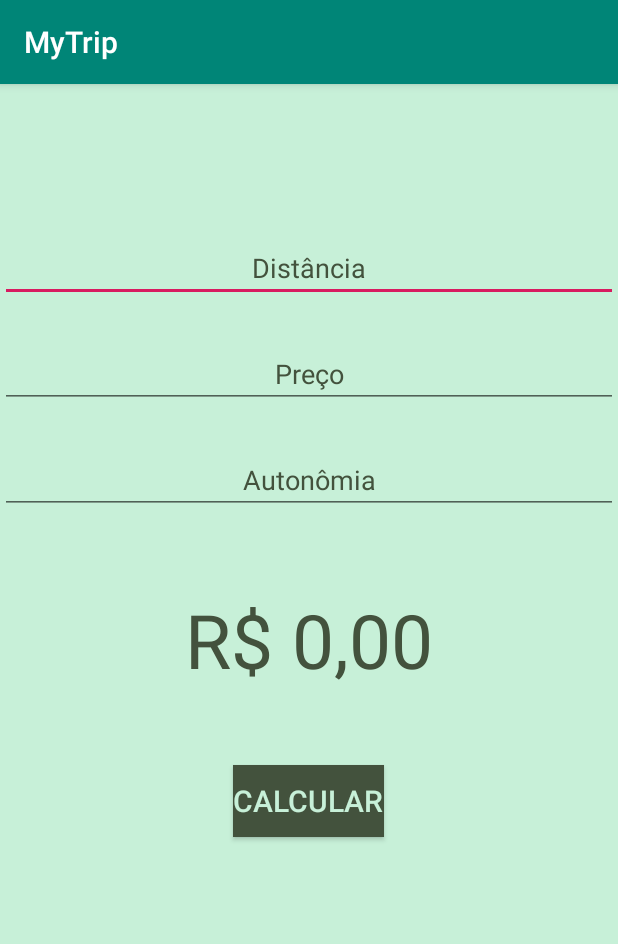
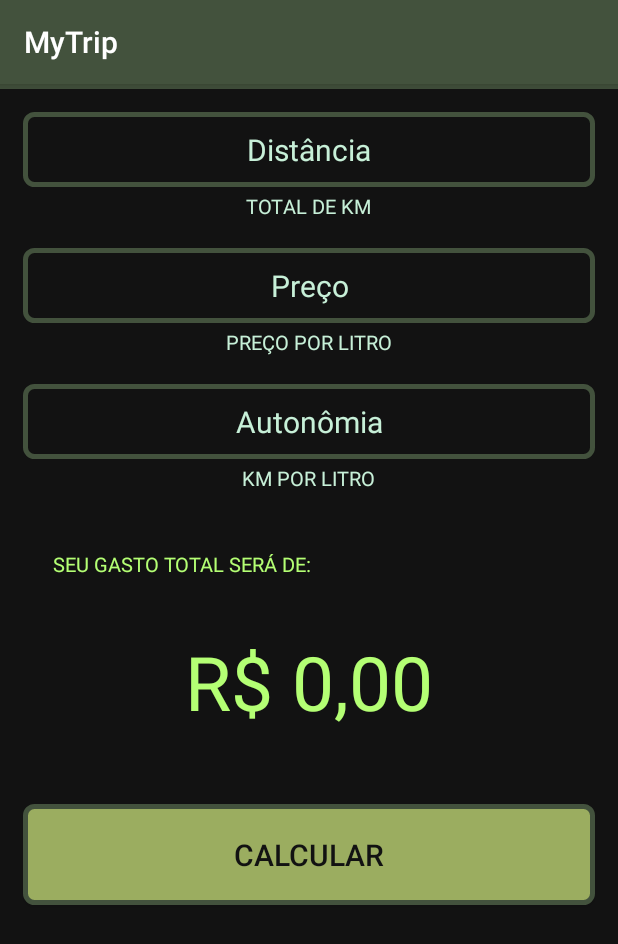
Before and after one commit to jhiltonsantos/StudyingKotlin, an Android app: the screen it shows after launch (MainActivity), on a phone screen of 412 x 824 dp. Shown: the top 944 px of the screen. Run offline under Robolectric (Android 15) with nearby library versions, the phone set to English and light mode, and no system bars.

Commit message:
Final MyTripApp

```diff
--- a/MyTripApp/app/src/main/java/com/example/mytripapp/MainActivity.kt
+++ b/MyTripApp/app/src/main/java/com/example/mytripapp/MainActivity.kt
@@ -6,8 +6,9 @@ import android.view.View
 import android.widget.Toast
 import kotlinx.android.synthetic.main.activity_main.*
 import java.lang.NumberFormatException
+import java.text.NumberFormat
 
-class MainActivity : AppCompatActivity(), View.OnClickListener{
+class MainActivity : AppCompatActivity(), View.OnClickListener {
 
     override fun onCreate(savedInstanceState: Bundle?) {
         super.onCreate(savedInstanceState)
@@ -43,7 +44,8 @@ class MainActivity : AppCompatActivity(), View.OnClickListener{
                 val price = editPrice.text.toString().toFloat()
 
                 val resultCalc = (distance * price) / autonomy
-                textValue.setText("Total: $resultCalc")
+                val strResult = NumberFormat.getCurrencyInstance().format(resultCalc)
+                textValue.setText(strResult)
 
             } catch (NFE: NumberFormatException) {
                 Toast.makeText(applicationContext, R.string.valid_value, Toast.LENGTH_LONG).show()
--- /dev/null
+++ b/MyTripApp/app/src/main/res/drawable/round_btm.xml
@@ -0,0 +1,18 @@
+<?xml version="1.0" encoding="utf-8"?>
+<shape xmlns:android="http://schemas.android.com/apk/res/android"
+    android:padding="18dp"
+    android:shape="rectangle">
+    <solid android:color="@color/colorButtonYellowDark" />
+    <stroke
+        android:width="3dp"
+        android:color="@color/colorNokia" />
+    <corners
+        android:bottomLeftRadius="6dp"
+        android:bottomRightRadius="6dp"
+        android:topLeftRadius="6dp"
+        android:topRightRadius="6dp">
+
+    </corners>
+
+
+</shape>
--- /dev/null
+++ b/MyTripApp/app/src/main/res/drawable/round_et.xml
@@ -0,0 +1,19 @@
+<?xml version="1.0" encoding="utf-8"?>
+<shape xmlns:android="http://schemas.android.com/apk/res/android"
+    android:padding="18dp"
+    android:shape="rectangle">
+    <solid android:color="@color/colorDarkGrey90" />
+
+    <stroke
+        android:width="3dp"
+        android:color="@color/colorNokia" />
+    <corners
+        android:bottomLeftRadius="6dp"
+        android:bottomRightRadius="6dp"
+        android:topLeftRadius="6dp"
+        android:topRightRadius="6dp">
+
+    </corners>
+
+
+</shape>
--- a/MyTripApp/app/src/main/res/layout/activity_main.xml
+++ b/MyTripApp/app/src/main/res/layout/activity_main.xml
@@ -1,59 +1,85 @@
 <?xml version="1.0" encoding="utf-8"?>
-<LinearLayout xmlns:android="http://schemas.android.com/apk/res/android"
+<ScrollView xmlns:android="http://schemas.android.com/apk/res/android"
     xmlns:app="http://schemas.android.com/apk/res-auto"
     xmlns:tools="http://schemas.android.com/tools"
     android:layout_width="match_parent"
     android:layout_height="match_parent"
-    android:background="@color/colorNokiaBg"
-    android:orientation="vertical"
+    android:background="@color/colorDarkGrey"
+
     tools:context=".MainActivity">
+
+    <LinearLayout
+        android:layout_width="match_parent"
+        android:layout_height="match_parent"
+        android:orientation="vertical">
+
+        <View
+            android:layout_width="match_parent"
+            android:layout_height="3dp"
+            android:background="@color/colorPrimaryDark" />
+
 
         <EditText
             android:id="@+id/editDistance"
-        android:layout_width="match_parent"
-        android:layout_height="wrap_content"
-        android:layout_marginTop="100dp"
-        android:gravity="center"
-        android:hint="@string/app_distance"
-        android:textColorHint="@color/colorNokia" />
+            style="@style/mCustomEditText"
+            android:hint="@string/app_distance" />
+
+        <TextView
+            style="@style/mCustomTextView"
+            android:text="@string/viewDistance" />
 
         <EditText
             android:id="@+id/editPrice"
-        android:layout_width="match_parent"
-        android:layout_height="wrap_content"
-        android:layout_marginTop="25dp"
-        android:gravity="center"
-        android:hint="@string/app_price"
-        android:textColorHint="@color/colorNokia" />
+            style="@style/mCustomEditText"
+            android:hint="@string/app_price" />
+
+        <TextView
+            style="@style/mCustomTextView"
+            android:text="@string/viewPrice" />
 
         <EditText
             android:id="@+id/editAutonomy"
+            style="@style/mCustomEditText"
+            android:hint="@string/app_autonomy" />
+
+        <TextView
+            style="@style/mCustomTextView"
+            android:text="@string/viewAutonomy" />
+
+
+        <TextView
             android:layout_width="match_parent"
             android:layout_height="wrap_content"
-        android:layout_marginTop="25dp"
-        android:gravity="center"
-        android:hint="@string/app_autonomy"
-        android:textColorHint="@color/colorNokia" />
+            android:layout_gravity="center"
+            android:layout_margin="35dp"
+            android:text="@string/viewSpent"
+            android:textAllCaps="true"
+            android:textColor="@color/colorGreenShiny"
+            android:textSize="13sp" />
+
 
         <TextView
             android:id="@+id/textValue"
             android:layout_width="wrap_content"
-        android:layout_height="wrap_content"
+            android:layout_height="100dp"
             android:layout_gravity="center"
-        android:layout_marginTop="50dp"
-        android:text="R$ 0,00"
-        android:textColor="@color/colorNokia"
+            android:text="@string/r_0_00"
+            android:textAllCaps="true"
+            android:textColor="@color/colorGreenShiny"
             android:textSize="50sp" />
 
         <Button
             android:id="@+id/buttonCalc"
-        android:layout_width="wrap_content"
+            android:layout_width="match_parent"
             android:layout_height="wrap_content"
             android:layout_gravity="center"
-        android:layout_marginTop="50dp"
-        android:background="@color/colorNokia"
+            android:layout_margin="15dp"
+            android:background="@drawable/round_btm"
+            android:padding="20dp"
             android:text="@string/calc"
-        android:textColor="@color/colorNokiaBg"
-        android:textSize="20sp"/>
+            android:textColor="@color/colorDarkGrey"
+            android:textSize="20sp" />
 
     </LinearLayout>
+
+</ScrollView>
--- a/MyTripApp/app/src/main/res/values/colors.xml
+++ b/MyTripApp/app/src/main/res/values/colors.xml
@@ -1,8 +1,25 @@
 <?xml version="1.0" encoding="utf-8"?>
 <resources>
-    <color name="colorPrimary">#008577</color>
-    <color name="colorPrimaryDark">#00574B</color>
-    <color name="colorAccent">#D81B60</color>
+    <color name="colorPrimary">#43523D</color>
+    <color name="colorPrimaryDark">#F243523D</color>
+    <color name="colorAccent">#43523D</color>
+    <color name="colorBlack">#000000</color>
+    <color name="colorGreen">#388063</color>
+
+    //Nokia Theme
     <color name="colorNokiaBg">#C7F0D8</color>
     <color name="colorNokia">#43523D</color>
+
+    //Material Dark Theme
+    <color name="colorDarkGrey">#121212</color>
+    <color name="colorDarkGrey90">#80121212</color>
+    <color name="colorDarkPrimary">#1F1B24</color>
+    <color name="colorDarkAAA">#1F1A24</color>
+    <color name="colorDarkAA">#332940</color>
+    <color name="colorPurpleAA">#8177a6</color>
+    <color name="colorPrimaryMaterial">#BB86FC</color>
+    <color name="colorGreenShiny">#b4ff74</color>
+    <color name="colorButtonYellowDark">#9bad60</color>
+
+
 </resources>
--- a/MyTripApp/app/src/main/res/values/strings.xml
+++ b/MyTripApp/app/src/main/res/values/strings.xml
@@ -5,4 +5,9 @@
     <string name="app_price">Preço</string>
     <string name="calc">Calcular</string>
     <string name="valid_value">Not a Valid Values</string>
+    <string name="viewDistance">Total de Km</string>
+    <string name="viewPrice">Preço por litro</string>
+    <string name="viewAutonomy">km por litro</string>
+    <string name="viewSpent">Seu gasto total será de:</string>
+    <string name="r_0_00">R$ 0,00</string>
 </resources>
--- a/MyTripApp/app/src/main/res/values/styles.xml
+++ b/MyTripApp/app/src/main/res/values/styles.xml
@@ -8,4 +8,28 @@
         <item name="colorAccent">@color/colorAccent</item>
     </style>
 
+    <style name="mCustomEditText" parent="android:style/TextAppearance">
+        <item name="android:inputType">number</item>
+        <item name="android:layout_width">match_parent</item>
+        <item name="android:layout_height">50dp</item>
+        <item name="android:gravity">center</item>
+        <item name="android:textColor">@color/colorNokiaBg</item>
+        <item name="android:textColorHint">@color/colorNokiaBg</item>
+        <item name="android:background">@drawable/round_et</item>
+        <item name="android:layout_marginTop">15dp</item>
+        <item name="android:layout_marginLeft">15dp</item>
+        <item name="android:layout_marginRight">15dp</item>
+        <item name="android:textSize">20sp</item>
+    </style>
+
+    <style name="mCustomTextView" parent="android:style/TextAppearance">
+        <item name="android:layout_width">wrap_content</item>
+        <item name="android:layout_height">wrap_content</item>
+        <item name="android:layout_gravity">center</item>
+        <item name="android:layout_margin">3dp</item>
+        <item name="android:textAllCaps">true</item>
+        <item name="android:textColor">@color/colorNokiaBg</item>
+        <item name="android:textSize">13sp</item>
+    </style>
+
 </resources>
```
Lines whose indentation alone changed are shown as unchanged.
